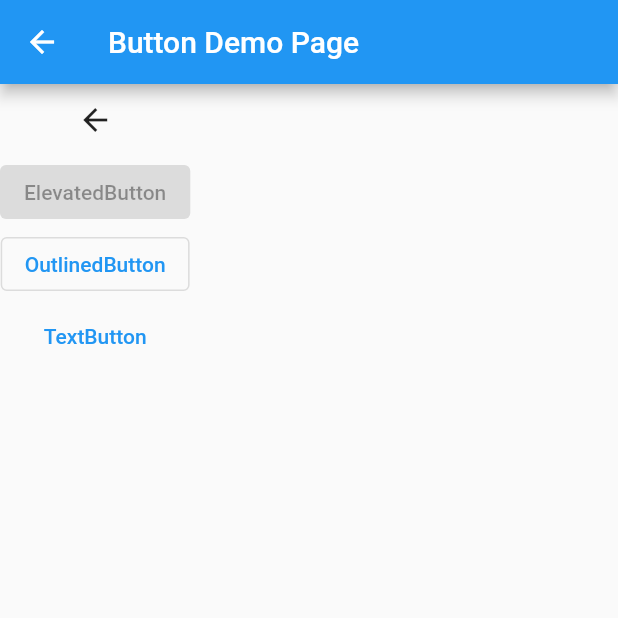
After one commit to hangYq/zeus_flutter, a Flutter app: the ButtonDemoPage screen opened by its route, on a phone screen of 412 x 824 dp, the top half of it. The commit adds this screen. Run offline on Flutter 3.47's test engine with Material 2 defaults, Android fonts, the phone set to English and light mode, and no system bars.

Commit message:
feat: ButtonDemoPage

```diff
--- a/lib/app.dart
+++ b/lib/app.dart
@@ -12,6 +12,7 @@ class MyApp extends StatelessWidget {
       title: 'Flutter Zeus',
       theme: ThemeData(
         primarySwatch: Colors.blue,
+        // useMaterial3: true,
       ),
       home: const HomePage(),
       onGenerateRoute: (RouteSettings settings) {
--- /dev/null
+++ b/lib/pages/button_page/view.dart
@@ -0,0 +1,39 @@
+import 'package:flutter/material.dart';
+
+class ButtonDemoPage extends StatelessWidget {
+  const ButtonDemoPage({Key? key}) : super(key: key);
+
+  @override
+  Widget build(BuildContext context) {
+    return Scaffold(
+      appBar: AppBar(
+        title: const Text('Button Demo Page'),
+      ),
+      body: Column(
+        children: [
+          BackButton(),
+          ElevatedButton(
+              onPressed: null,
+              child: const Text(
+                'ElevatedButton',
+              ),
+              style: ElevatedButton.styleFrom(
+                primary: Colors.red,
+              )),
+          OutlinedButton(
+            onPressed: () {},
+            child: const Text(
+              'OutlinedButton',
+            ),
+          ),
+          TextButton(
+            onPressed: () {},
+            child: const Text(
+              'TextButton',
+            ),
+          ),
+        ],
+      ),
+    );
+  }
+}
--- a/lib/routes/constants.dart
+++ b/lib/routes/constants.dart
@@ -1,4 +1,5 @@
 class RoutesName {
   static const String homePage = "home_page";
   static const String futurePage = "future_page";
+  static const String buttonPage = "button_page";
 }
--- a/lib/routes/routes.dart
+++ b/lib/routes/routes.dart
@@ -1,6 +1,7 @@
 import 'package:flutter/material.dart';
 import 'package:zeus/pages/future_page/view.dart';
 
+import '../pages/button_page/view.dart';
 import '../pages/home_page/view.dart';
 import './constants.dart';
 
@@ -15,5 +16,6 @@ class AppRoutes {
         HomePage(arguments: arguments),
     RoutesName.futurePage: (context, {arguments}) =>
         FutureDemoPage(arguments: arguments),
+    RoutesName.buttonPage: (context, {arguments}) => ButtonDemoPage(),
   };
 }
```
